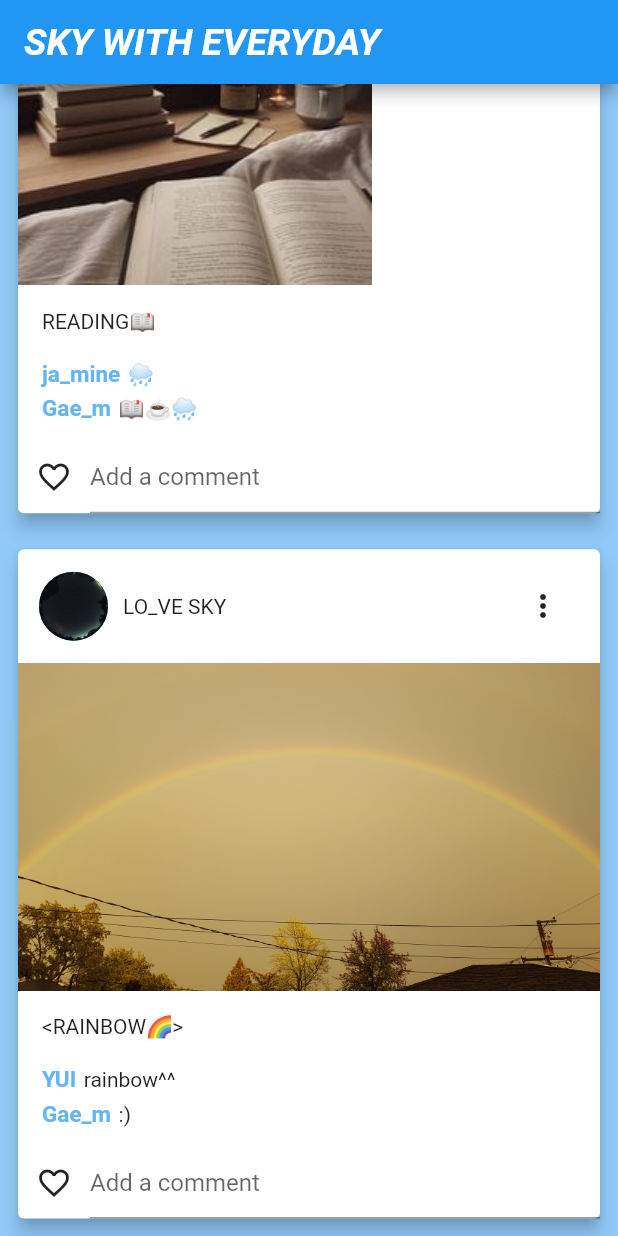
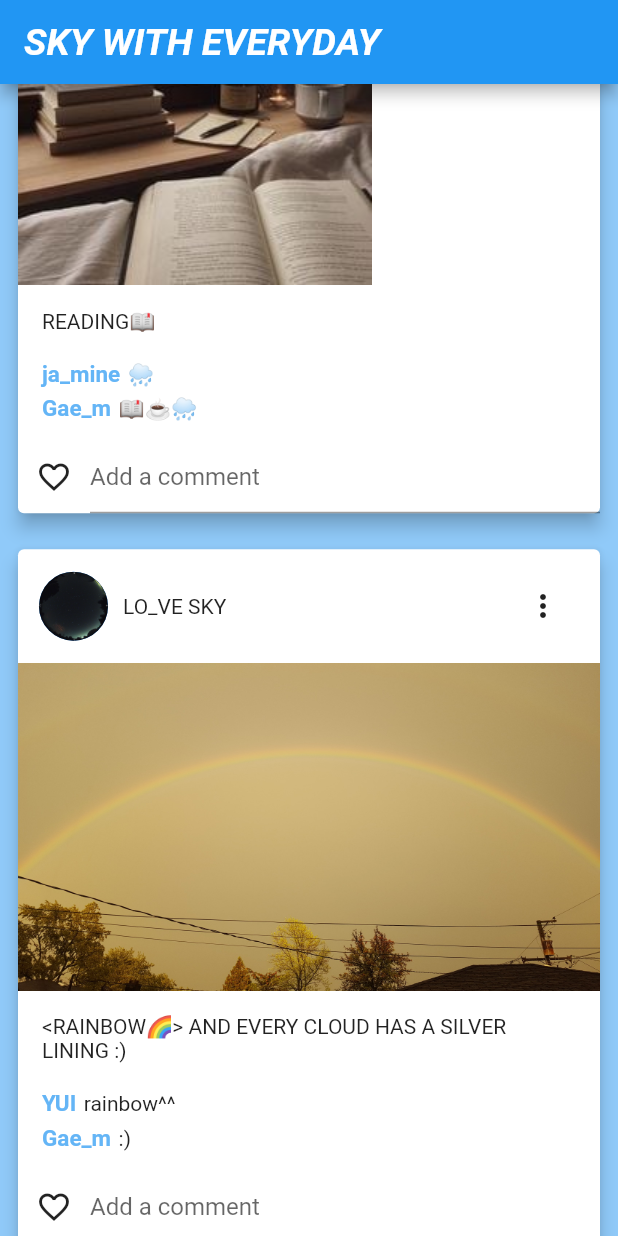
Before and after one commit to OnyourYUI/homework_10, a Flutter app: the screen it shows after launch, scrolled down 1672 dp, on a phone screen of 412 x 824 dp. Run offline on Flutter 3.47's test engine with Material 2 defaults, Android fonts, the phone set to English and light mode, and no system bars.

Commit message:
Update main.dart

```diff
--- a/lib/main.dart
+++ b/lib/main.dart
@@ -55,7 +55,7 @@ class Test extends StatelessWidget {
         userpost: 'LO_VE SKY',
         comments:[Comments(user: 'YUI', comment: 'rainbow^^'),
           Comments(user: 'Gae_m', comment: ':)')],
-        caption: '<RAINBOW🌈>'),
+        caption: '<RAINBOW🌈> AND EVERY CLOUD HAS A SILVER LINING :)'),
   ];
 
 
```
